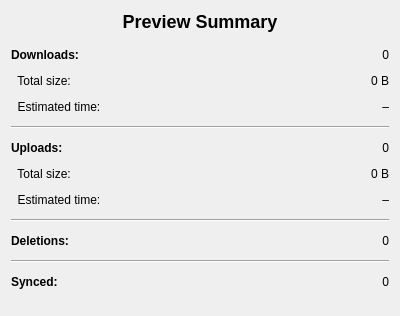
This is hsync_desktop/ui/preview_summary_dialog.ui in albertsdk/hsync-desktop as Qt 5 draws it before an edit. The edited form follows.
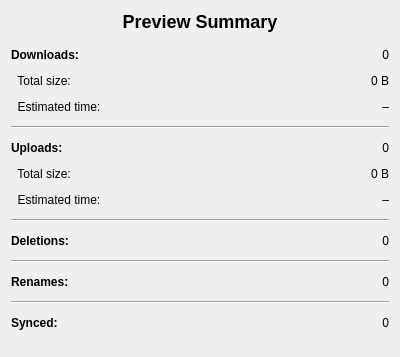
This is the edited form.

Commit message: Add SYNC stdin command; remove process restart and transitioning_to_sync flag; add rename detection in preview

Diff of the .ui file:
```diff
--- a/hsync_desktop/ui/preview_summary_dialog.ui
+++ b/hsync_desktop/ui/preview_summary_dialog.ui
@@ -127,11 +127,30 @@
      </item>
      <!-- Synced -->
      <item row="10" column="0">
+      <widget class="QLabel" name="lblRenames">
+       <property name="text"><string>&lt;b&gt;Renames:&lt;/b&gt;</string></property>
+      </widget>
+     </item>
+     <item row="10" column="1">
+      <widget class="QLabel" name="valRenameCount">
+       <property name="text"><string>0</string></property>
+       <property name="alignment"><set>Qt::AlignRight|Qt::AlignVCenter</set></property>
+      </widget>
+     </item>
+     <!-- Separator 4 -->
+     <item row="11" column="0" colspan="2">
+      <widget class="QFrame" name="sep4">
+       <property name="frameShape"><enum>QFrame::HLine</enum></property>
+       <property name="frameShadow"><enum>QFrame::Sunken</enum></property>
+      </widget>
+     </item>
+     <!-- Synced -->
+     <item row="12" column="0">
       <widget class="QLabel" name="lblSynced">
        <property name="text"><string>&lt;b&gt;Synced:&lt;/b&gt;</string></property>
       </widget>
      </item>
-     <item row="10" column="1">
+     <item row="12" column="1">
       <widget class="QLabel" name="valSyncedCount">
        <property name="text"><string>0</string></property>
        <property name="alignment"><set>Qt::AlignRight|Qt::AlignVCenter</set></property>
```
Left out of the diff: 2 changed lines with no effect on the pictures. The commit also changes 9 other files.
